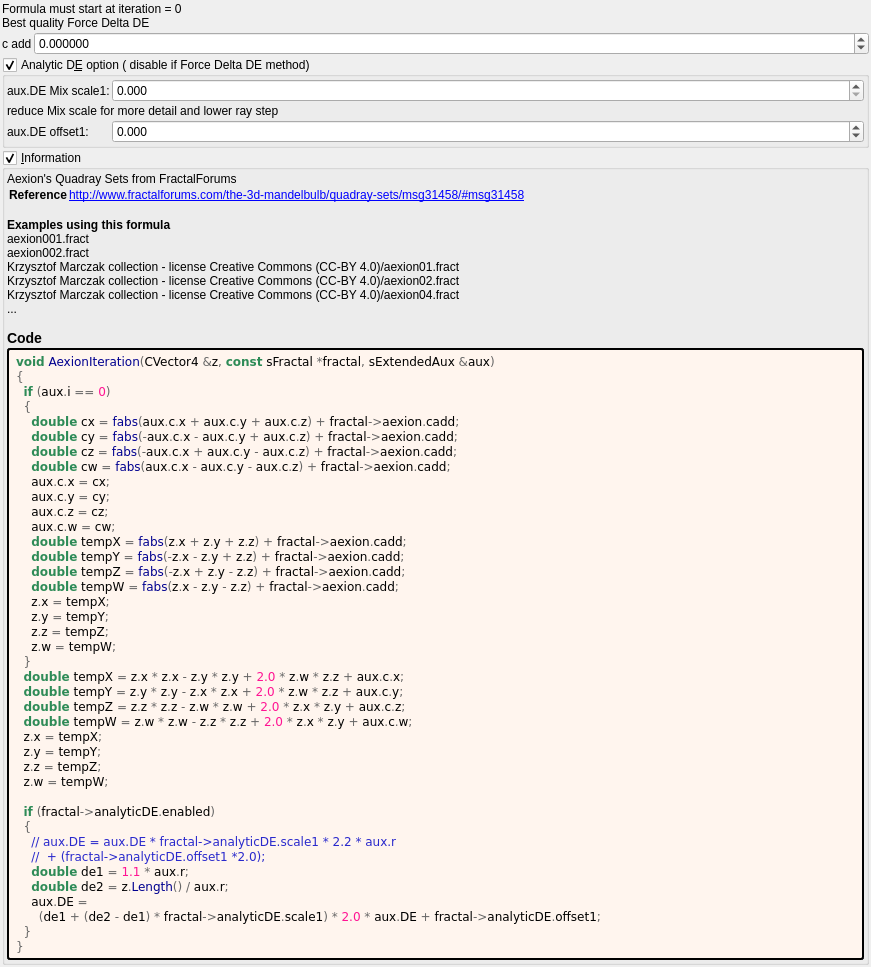
Qt form mandelbulber2/formula/ui/aexion.ui (buddhi1980/mandelbulber2) before a commit.
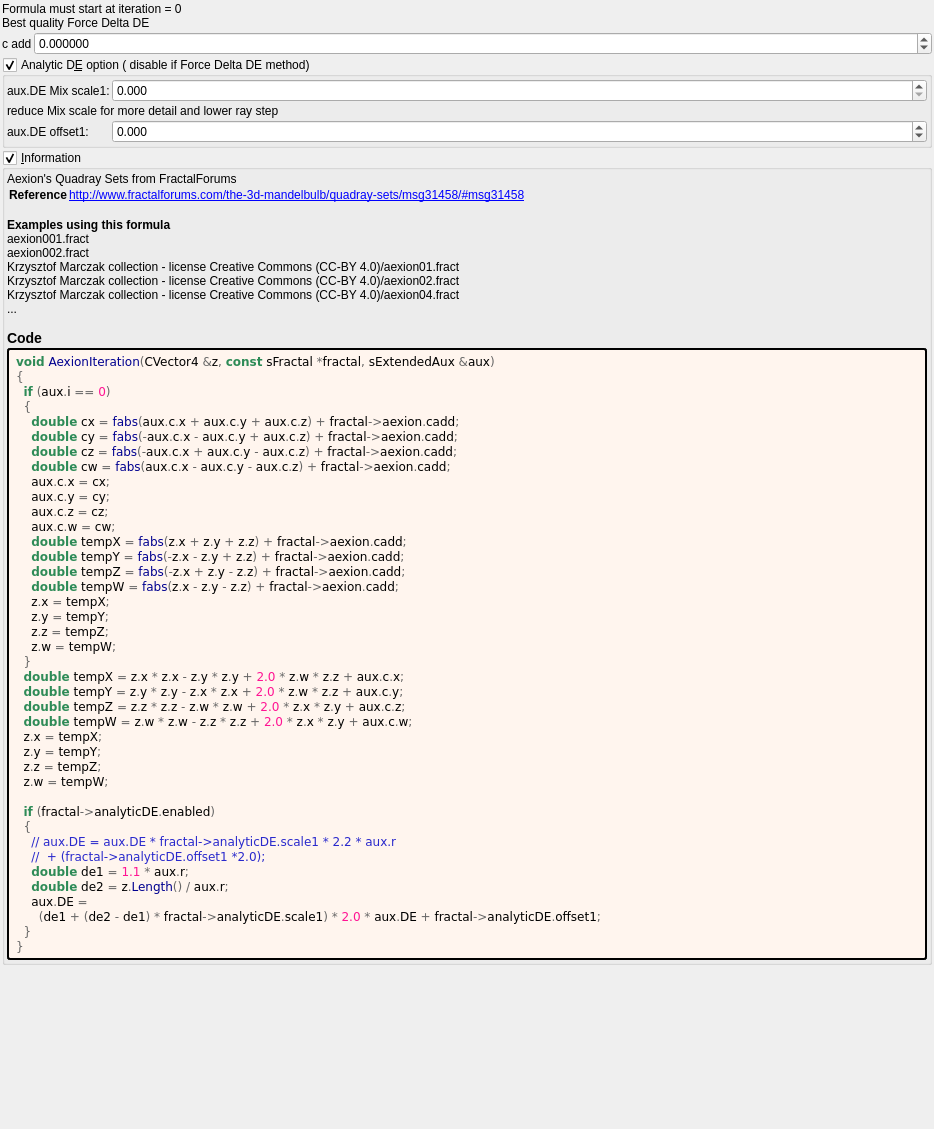
The same form after that commit. Custom widgets are drawn as their Qt base class.

```diff
--- a/mandelbulber2/formula/ui/aexion.ui
+++ b/mandelbulber2/formula/ui/aexion.ui
@@ -6,8 +6,8 @@
    <rect>
     <x>0</x>
     <y>0</y>
-    <width>871</width>
-    <height>953</height>
+    <width>934</width>
+    <height>1129</height>
    </rect>
   </property>
   <property name="windowTitle">
```
Left out of the diff: 2 changed lines with no effect on the pictures.
